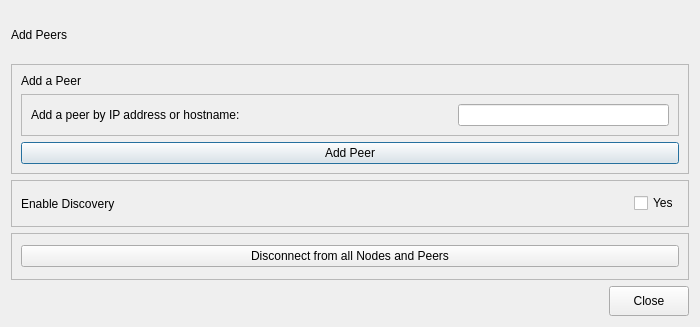
This is inshtant_meshenger/inshtant_meshenger_gui/addpeer.ui in k3an3/InshtantMeshenger as Qt 5 draws it before an edit. The edited form follows.
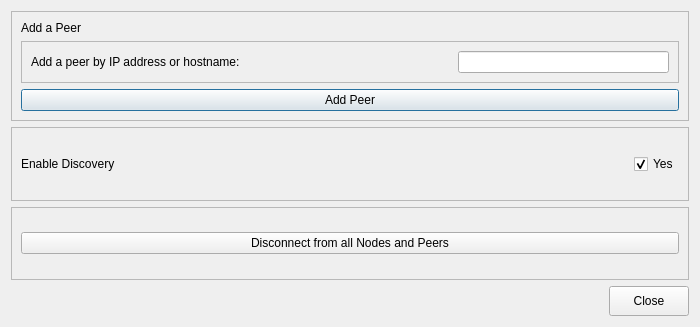
This is the edited form.

Commit message: Basically finish peer settings

The edit to the form file:
```diff
--- a/inshtant_meshenger/inshtant_meshenger_gui/addpeer.ui
+++ b/inshtant_meshenger/inshtant_meshenger_gui/addpeer.ui
@@ -14,13 +14,6 @@
    <string>Dialog</string>
   </property>
   <layout class="QVBoxLayout" name="verticalLayout_6">
-   <item>
-    <widget class="QLabel" name="label_6">
-     <property name="text">
-      <string>Add Peers</string>
-     </property>
-    </widget>
-   </item>
    <item>
     <widget class="QFrame" name="frame_7">
      <property name="frameShape">
@@ -125,9 +118,18 @@
       </item>
       <item>
        <widget class="QCheckBox" name="button_discover">
+        <property name="enabled">
+         <bool>true</bool>
+        </property>
         <property name="text">
          <string>Yes</string>
         </property>
+        <property name="checkable">
+         <bool>true</bool>
+        </property>
+        <property name="checked">
+         <bool>true</bool>
+        </property>
        </widget>
       </item>
      </layout>
```
Left out of the diff: 1 changed line with no effect on the pictures. The commit also changes 2 other files.
